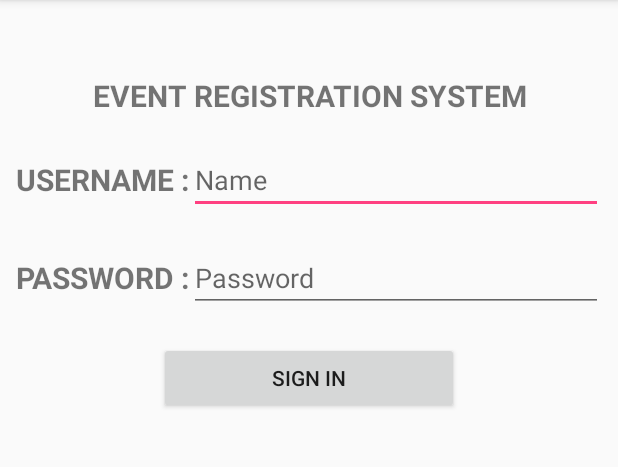
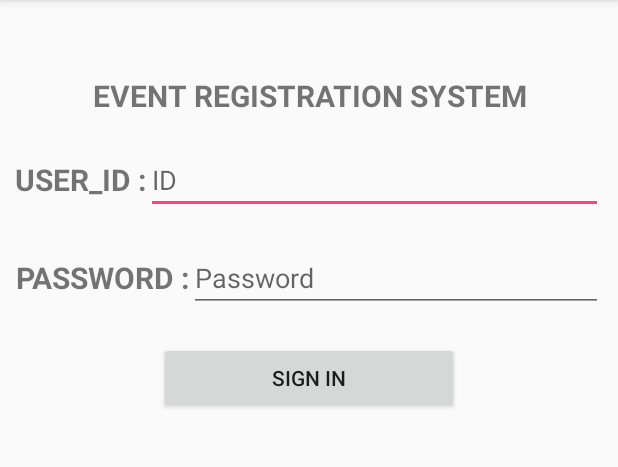
Before and after one commit to KavitaBaradur/Student_Event_Registration, an Android app: the StudentLoginActivity screen opened directly, with no data from a screen before it, after a tap on "SIGN IN", on a phone screen of 412 x 824 dp, the part 84-551 px from its top. Run offline under Robolectric (Android 15) with nearby library versions, the phone set to English and light mode, and no system bars.

Commit message:
NavigationView

```diff
--- a/app/build.gradle
+++ b/app/build.gradle
@@ -20,11 +20,12 @@ android {
 }
 
 dependencies {
-    compile fileTree(dir: 'libs', include: ['*.jar'])
+    compile fileTree(include: ['*.jar'], dir: 'libs')
     androidTestCompile('com.android.support.test.espresso:espresso-core:2.2.2', {
         exclude group: 'com.android.support', module: 'support-annotations'
     })
     compile 'com.android.support:appcompat-v7:25.1.1'
     compile 'com.android.support.constraint:constraint-layout:1.0.2'
     testCompile 'junit:junit:4.12'
+    compile 'com.android.support:design:26.0.0-alpha1'
 }
--- a/app/src/main/AndroidManifest.xml
+++ b/app/src/main/AndroidManifest.xml
@@ -16,9 +16,10 @@
                 <category android:name="android.intent.category.LAUNCHER" />
             </intent-filter>
         </activity>
-        <activity android:name=".StudentActivity"></activity>
+        <activity android:name=".StudentLoginActivity"></activity>
         <activity android:name=".OrganizerActivity"></activity>
         <activity android:name=".StudentEventActivity"></activity>
+        <activity android:name=".StudentDetailsActivity"></activity>
     </application>
 
 </manifest>
--- a/app/src/main/java/com/team2_wpi/android/student_event_registration/StudentActivity.java
+++ b/app/src/main/java/com/team2_wpi/android/student_event_registration/StudentLoginActivity.java
@@ -17,9 +17,8 @@ import com.team2_wpi.android.student_event_registration.util.DBOperator;
  * Created by kavitabaradur on 4/1/17.
  */
 
-public class StudentActivity extends AppCompatActivity implements View.OnClickListener
-{
-    EditText stud_name, stud_pass;
+public class StudentLoginActivity extends AppCompatActivity implements View.OnClickListener {
+    EditText stud_id, stud_pass;
     Button signin;
 
     @Override
@@ -27,33 +26,34 @@ public class StudentActivity extends AppCompatActivity implements View.OnClickLi
 
         super.onCreate(savedInstanceState);
         setContentView(R.layout.login_screen);
-        stud_name = (EditText)this.findViewById(R.id.username);
-        stud_pass = (EditText)this.findViewById(R.id.password);
-        signin = (Button)this.findViewById(R.id.signin_btn);
+        stud_id = (EditText) this.findViewById(R.id.userid);
+        stud_pass = (EditText) this.findViewById(R.id.password);
+        signin = (Button) this.findViewById(R.id.signin_btn);
         signin.setOnClickListener(this);
     }
 
     @Override
     public void onClick(View v) {
 
-        Cursor cursor = DBOperator.getInstance().execQuery(SQLCommand.QUERY_1, new String[]{stud_name.getText().toString()});
+        /*get password from database for particular student_id*/
+        Cursor cursor = DBOperator.getInstance().execQuery(SQLCommand.QUERY_1, new String[]{stud_id.getText().toString()});
         cursor.moveToFirst();
 
-        if (cursor.getCount() <= 0)
-        {
-            String data1 = "no such name";
-            Log.i(data1, "WRONG NAME");
-            Toast.makeText(getApplicationContext(), "WRONG USERNAME", Toast.LENGTH_SHORT).show();
+        if (cursor.getCount() <= 0) {
+            String data1 = "no such id";
+            Log.i(data1, "WRONG ID");
+            Toast.makeText(getApplicationContext(), "PROVIDE CORRECT ID", Toast.LENGTH_SHORT).show();
         }
+        /*if password entered is correct then StudentEvent screen*/
         else {
             String db_password = cursor.getString(0);
             Log.d(db_password, "PASSWORD");
             // do what ever you want here
             if (db_password.equals(stud_pass.getText().toString())) {
                 Intent intent = new Intent(this, StudentEventActivity.class);
+                intent.putExtra("student_id",stud_id.getText().toString());
                 this.startActivity(intent);
-            }
-            else {
+            } else {
                 Toast.makeText(getApplicationContext(), "WRONG PASSWORD", Toast.LENGTH_SHORT).show();
             }
         }
--- a/app/src/main/java/com/team2_wpi/android/student_event_registration/WelcomeActivity.java
+++ b/app/src/main/java/com/team2_wpi/android/student_event_registration/WelcomeActivity.java
@@ -12,31 +12,34 @@ import com.team2_wpi.android.student_event_registration.util.DBOperator;
 
 public class WelcomeActivity extends AppCompatActivity implements OnClickListener {
 
-    Button stud,org;
+    Button stud, org;
+
     @Override
     protected void onCreate(Bundle savedInstanceState) {
         super.onCreate(savedInstanceState);
         setContentView(R.layout.activity_welcome);
-        stud = (Button)this.findViewById(R.id.student_btn);
+        stud = (Button) this.findViewById(R.id.student_btn);
         stud.setOnClickListener(this);
-        org = (Button)this.findViewById(R.id.organizer_btn);
+        org = (Button) this.findViewById(R.id.organizer_btn);
         org.setOnClickListener(this);
 
-        try{
+        try {
             DBOperator.copyDB(getBaseContext());
-        }catch(Exception e){
+        } catch (Exception e) {
             e.printStackTrace();
         }
     }
 
-    public void onClick(View v)
-    {
+    public void onClick(View v) {
         int id = v.getId();
-        if (id == R.id.student_btn){
-            Intent intent = new Intent(this, StudentActivity.class);
+        /*student login screen*/
+        if (id == R.id.student_btn) {
+            Intent intent = new Intent(this, StudentLoginActivity.class);
             this.startActivity(intent);
 
-        }else if (id == R.id.organizer_btn){
+        }
+        /*organizer login screen*/
+        else if (id == R.id.organizer_btn) {
             Intent intent = new Intent(this, OrganizerActivity.class);
             this.startActivity(intent);
         }
--- a/app/src/main/java/com/team2_wpi/android/student_event_registration/data/SQLCommand.java
+++ b/app/src/main/java/com/team2_wpi/android/student_event_registration/data/SQLCommand.java
@@ -6,8 +6,14 @@ package com.team2_wpi.android.student_event_registration.data;
 
 public abstract class SQLCommand {
 
-    public static String QUERY_1 = "select STD_PASSWORD from STUDENT where STD_NAME=?";
+    public static String QUERY_1 = "select STD_PASSWORD from STUDENT where STD_ID=?";
 
     public static String QUERY_2 = "select * from Event";
 
+    public static String QUERY_3 = "select STD_NAME from Student where STD_ID=?";
+
+    public static String QUERY_4 = "select STD_MAJOR from Student where STD_ID=?";
+
+    public static String QUERY_5 = "update STUDENT set STD_PASSWORD=? where STD_ID=?";
+
 }
--- a/app/src/main/res/layout/activity_welcome.xml
+++ b/app/src/main/res/layout/activity_welcome.xml
@@ -11,7 +11,7 @@
         android:layout_width="200dp"
         android:layout_height="50dp"
         android:background="@drawable/button_background"
-        android:text="STUDENT"
+        android:text="@string/student"
         android:textSize="20sp"
         android:textStyle="bold"
         android:textAllCaps="true"
@@ -23,7 +23,7 @@
         android:layout_width="200dp"
         android:layout_height="50dp"
         android:background="@drawable/button_background"
-        android:text="ORGANIZER"
+        android:text="@string/organizer"
         android:textStyle="bold"
         android:textSize="20sp"
         android:textAllCaps="true"
--- a/app/src/main/res/layout/login_screen.xml
+++ b/app/src/main/res/layout/login_screen.xml
@@ -6,9 +6,9 @@
     <TextView
         android:layout_width="match_parent"
         android:layout_height="wrap_content"
-        android:text="EVENT REGISTRATION SYSTEM"
+        android:text="@string/sys_name"
         android:textStyle="bold"
-        android:textSize="20dp"
+        android:textSize="20sp"
         android:gravity="center"
         android:layout_marginTop="50dp"
         android:layout_marginBottom="20dp"/>
@@ -24,16 +24,16 @@
         <TextView
             android:layout_width="wrap_content"
             android:layout_height="match_parent"
-            android:text="USERNAME :"
+            android:text="@string/userid"
             android:textStyle="bold"
-            android:textSize="20dp"
+            android:textSize="20sp"
             android:gravity="center"/>
 
         <EditText
-            android:id="@+id/username"
+            android:id="@+id/userid"
             android:layout_width="match_parent"
             android:layout_height="wrap_content"
-            android:hint="Name">
+            android:hint="@string/id">
         </EditText>
     </LinearLayout>
 
@@ -47,16 +47,16 @@
         <TextView
             android:layout_width="wrap_content"
             android:layout_height="match_parent"
-            android:text="PASSWORD :"
+            android:text="@string/password"
             android:textStyle="bold"
-            android:textSize="20dp"
+            android:textSize="20sp"
             android:gravity="center"/>
     <EditText
         android:id="@+id/password"
         android:layout_width="match_parent"
         android:layout_height="wrap_content"
         android:inputType="textPassword"
-        android:hint="Password" />
+        android:hint="@string/password_hint" />
 
     </LinearLayout>
 
@@ -64,7 +64,7 @@
         android:id="@+id/signin_btn"
         android:layout_width="200dp"
         android:layout_height="wrap_content"
-        android:text="Sign In"
+        android:text="@string/sign_in"
         android:textAllCaps="true"
         android:gravity="center"
         android:layout_gravity="center"/>
--- a/app/src/main/res/values/strings.xml
+++ b/app/src/main/res/values/strings.xml
@@ -1,3 +1,21 @@
 <resources>
     <string name="app_name">Student_Event_Registration</string>
+    <string name="student_logout">Logout</string>
+    <string name="student_profile">Profile</string>
+    <string name="reg_events">Registered Events</string>
+    <string name="att_events">Attended Events</string>
+    <string name="events_happening">Events Happening..</string>
+    <string name="organizer">ORGANIZER</string>
+    <string name="student">STUDENT</string>
+    <string name="awesome">Awesome</string>
+    <string name="good">Good</string>
+    <string name="event_feedback">How was the Event..?</string>
+    <string name="improvement">Need Improvement</string>
+    <string name="submit">SUBMIT</string>
+    <string name="sys_name">EVENT REGISTRATION SYSTEM</string>
+    <string name="id">ID</string>
+    <string name="password">PASSWORD :</string>
+    <string name="password_hint">Password</string>
+    <string name="sign_in">Sign In</string>
+    <string name="userid">USER_ID :</string>
 </resources>
--- a/build.gradle
+++ b/build.gradle
@@ -5,7 +5,7 @@ buildscript {
         jcenter()
     }
     dependencies {
-        classpath 'com.android.tools.build:gradle:2.3.0'
+        classpath 'com.android.tools.build:gradle:2.3.1'
 
         // NOTE: Do not place your application dependencies here; they belong
         // in the individual module build.gradle files
```
Also changed, not shown: app/src/main/java/com/team2_wpi/android/student_event_registration/StudentEventActivity.java (+67 -2 lines), app/src/main/res/layout/event_detail_screen.xml (deleted, +0 -39 lines), app/src/main/res/layout/feedback_screen.xml (+10 -10 lines), app/src/main/res/layout/student_welcome.xml (+27 -9 lines), app/src/main/res/menu/student_drawer.xml (deleted, +0 -10 lines), app/src/main/res/values/colors.xml (+16 -1 lines).
